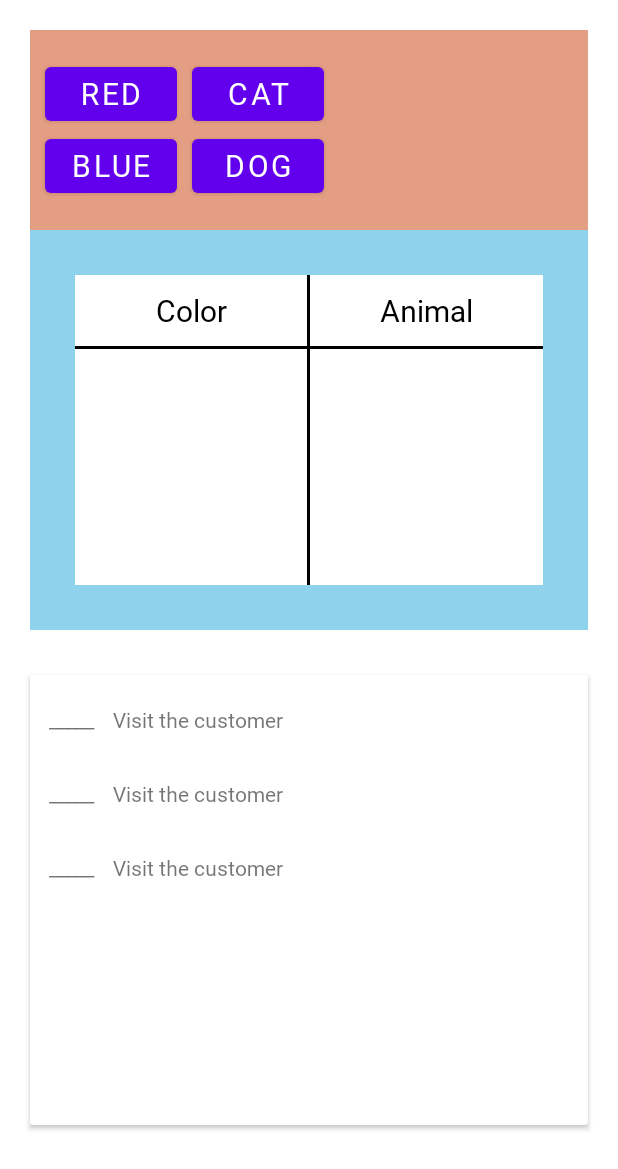
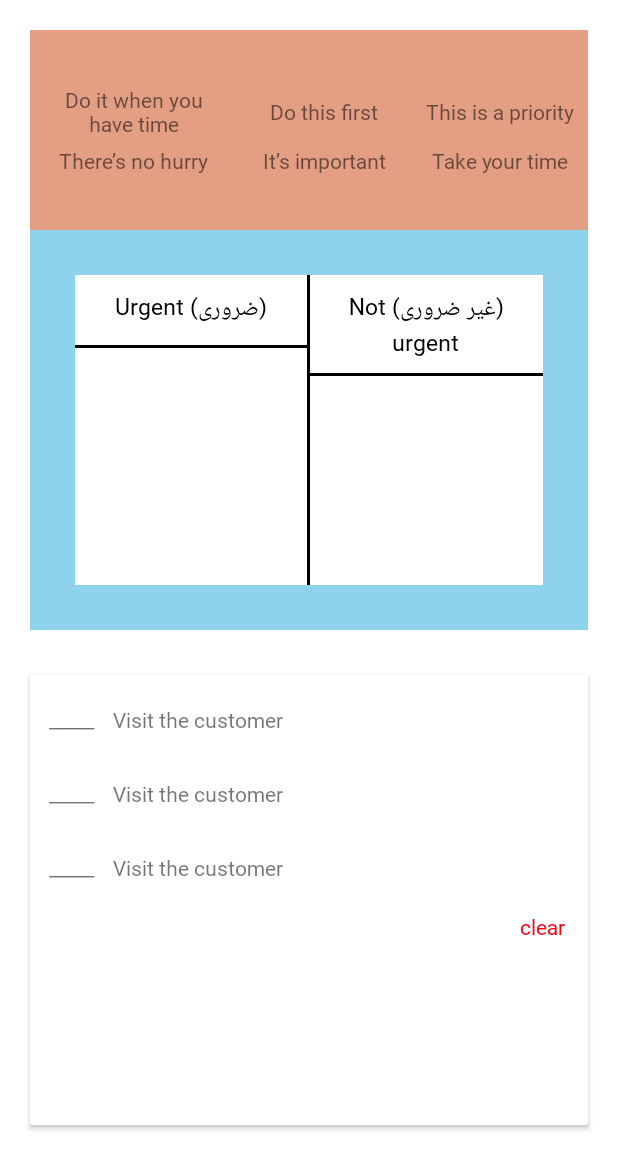
Before and after one commit to ICTPioneers/British-Council, an Android app: the layout activity_task.xml on its own in the app's theme, with its tools: preview values and no code run, on a phone screen of 412 x 824 dp. Shown: the top 1169 px of the screen. Run offline under Robolectric (Android 15) with nearby library versions, the light colour scheme and no system bars.

Commit message:
fix design

```diff
--- a/app/src/main/res/layout/activity_task.xml
+++ b/app/src/main/res/layout/activity_task.xml
@@ -27,47 +27,77 @@
                 android:orientation="vertical">
 
                 <LinearLayout
+                    android:weightSum="3"
+                    android:gravity="center"
                     android:layout_width="match_parent"
                     android:layout_height="wrap_content"
                     android:orientation="horizontal">
 
-                    <Button
-                        android:id="@+id/red"
-                        android:layout_width="wrap_content"
+                    <TextView
+                        android:id="@+id/nz1"
+                        android:layout_weight="1"
+                        android:layout_width="0dp"
+                        android:gravity="center"
                         android:layout_height="wrap_content"
                         android:layout_marginHorizontal="10dp"
-                        android:text="red"
-                        android:textSize="20sp" />
+                        android:text="Do it when you have time"
+                        android:textSize="14dp" />
 
-                    <Button
-                        android:id="@+id/cat"
-                        android:layout_width="wrap_content"
+                    <TextView
+                        android:id="@+id/z1"
+                        android:layout_weight="1"
+                        android:layout_width="0dp"
+                        android:gravity="center"
                         android:layout_height="wrap_content"
-                        android:text="cat"
-                        android:textSize="20sp" />
+                        android:text="Do this first"
+                        android:textSize="14sp" />
+
+                    <TextView
+                        android:id="@+id/z2"
+                        android:layout_weight="1"
+                        android:gravity="center"
+                        android:layout_width="0dp"
+                        android:layout_height="wrap_content"
+                        android:text="This is a priority"
+                        android:textSize="14sp" />
 
                 </LinearLayout>
 
 
                 <LinearLayout
+                    android:layout_marginTop="5dp"
                     android:layout_width="match_parent"
+                    android:weightSum="3"
                     android:layout_height="wrap_content"
                     android:orientation="horizontal">
 
-                    <Button
-                        android:id="@+id/blue"
-                        android:layout_width="wrap_content"
+                    <TextView
+                        android:id="@+id/nz2"
+                        android:layout_weight="1"
+                        android:layout_width="0dp"
+                        android:gravity="center"
                         android:layout_height="wrap_content"
                         android:layout_marginHorizontal="10dp"
-                        android:text="blue"
-                        android:textSize="20sp" />
+                        android:text="There’s no hurry"
+                        android:textSize="14dp" />
 
-                    <Button
-                        android:id="@+id/dog"
-                        android:layout_width="wrap_content"
+                    <TextView
+                        android:id="@+id/z3"
+                        android:layout_weight="1"
+                        android:layout_width="0dp"
+                        android:gravity="center"
                         android:layout_height="wrap_content"
-                        android:text="dog"
-                        android:textSize="20sp" />
+                        android:text="It’s important"
+                        android:textSize="14sp" />
+
+                    <TextView
+                        android:id="@+id/nz3"
+                        android:layout_weight="1"
+                        android:gravity="center"
+                        android:layout_width="0dp"
+                        android:layout_height="wrap_content"
+                        android:text="Take your time"
+                        android:textSize="14sp" />
 
                 </LinearLayout>
 
@@ -105,9 +135,9 @@
                         android:background="@color/white"
                         android:gravity="center"
                         android:padding="10dp"
-                        android:text="Color"
+                        android:text="(ضروری) Urgent"
                         android:textColor="@color/black"
-                        android:textSize="20dp" />
+                        android:textSize="15dp" />
 
                     <View
                         android:layout_width="match_parent"
@@ -117,6 +147,7 @@
 
                     <LinearLayout
                         android:id="@+id/colorLayout"
+                        android:gravity="center"
                         android:layout_width="match_parent"
                         android:layout_height="match_parent"
                         android:background="#FFFFFF"
@@ -143,9 +174,9 @@
                         android:background="@color/white"
                         android:gravity="center"
                         android:padding="10dp"
-                        android:text="Animal"
+                        android:text="(غیر ضروری) Not urgent"
                         android:textColor="@color/black"
-                        android:textSize="20dp" />
+                        android:textSize="15dp" />
 
                     <View
                         android:layout_width="match_parent"
@@ -155,6 +186,7 @@
 
                     <LinearLayout
                         android:id="@+id/animalLayout"
+                        android:gravity="center"
                         android:layout_width="match_parent"
                         android:layout_height="match_parent"
                         android:background="#FFFFFF"
@@ -251,6 +283,15 @@
 
                 </LinearLayout>
 
+                <TextView
+                    android:id="@+id/txt_clear"
+                    android:layout_width="wrap_content"
+                    android:layout_height="wrap_content"
+                    android:layout_gravity="end"
+                    android:paddingHorizontal="15dp"
+                    android:paddingVertical="10dp"
+                    android:text="clear"
+                    android:textColor="@color/red" />
 
             </LinearLayout>
 
```
